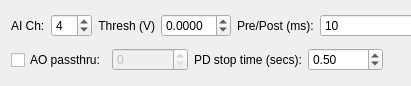
Above: AcqPDParams.ui from acorver/SpikeGL before the change. Below: the same form after it.
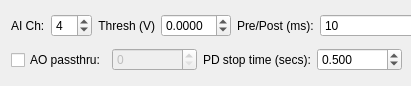
That is the form after the change.

Commit message: Added 1 more digit of precision to the PD stop time GUI param

Patch:
```diff
--- a/AcqPDParams.ui
+++ b/AcqPDParams.ui
@@ -18,7 +18,7 @@
     <rect>
      <x>11</x>
      <y>44</y>
-     <width>372</width>
+     <width>391</width>
      <height>32</height>
     </rect>
    </property>
@@ -58,6 +58,9 @@
       <property name="toolTip">
        <string>The time in seconds that the PD signal needs to be off before the 'PD stop' event is triggered (and the acquisition is stopped).</string>
       </property>
+      <property name="decimals">
+       <number>3</number>
+      </property>
       <property name="value">
        <double>0.500000000000000</double>
       </property>
```
The commit also changes 1 other file.
